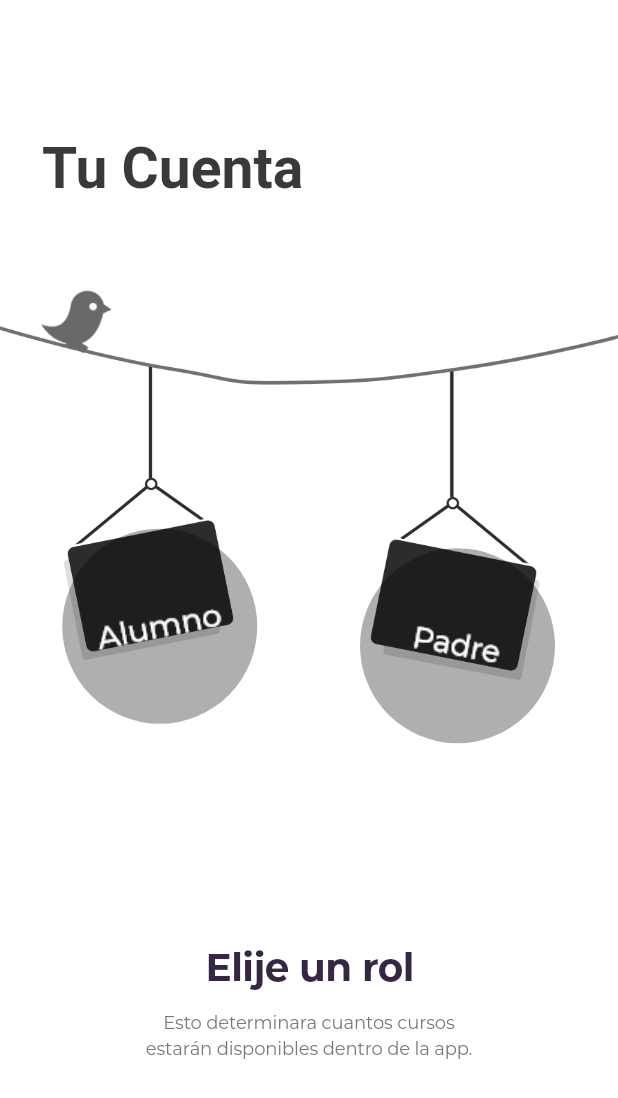
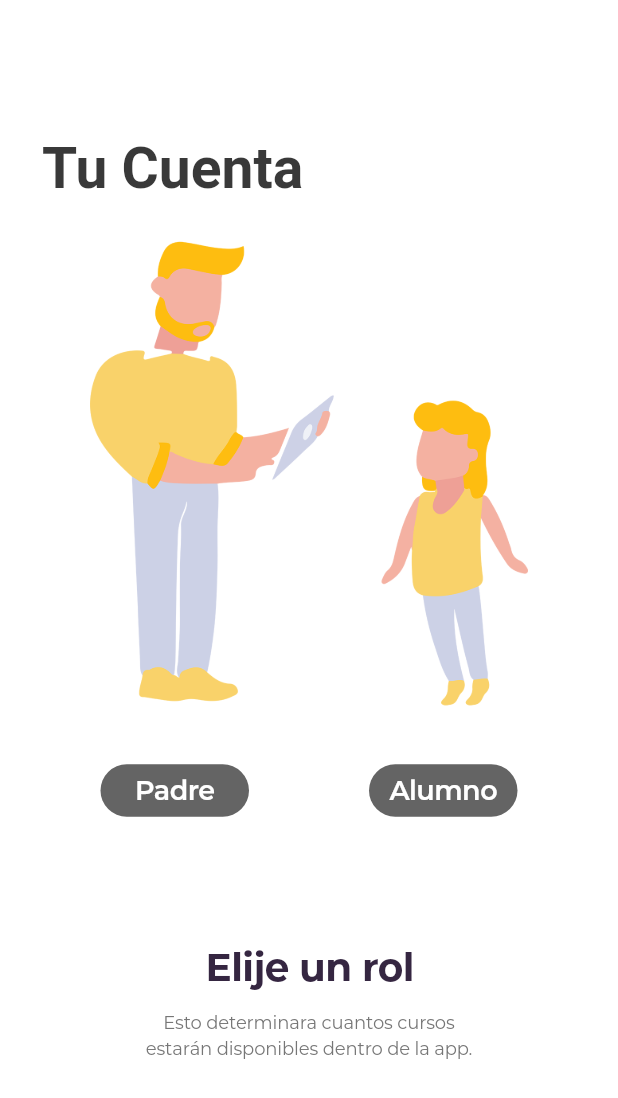
Before and after one commit to bautitravella/main_screens, a Flutter app: the ElijeUnRolWidget screen opened directly, on a phone screen of 412 x 824 dp. Shown: the top 1098 px of the screen. Run offline on Flutter 3.47's test engine with Material 2 defaults, Android fonts, the phone set to English and light mode, and no system bars.

Commit message:
Elije un rol esta terminado

```diff
--- a/lib/elije_un_rol_widget/elije_un_rol_widget.dart
+++ b/lib/elije_un_rol_widget/elije_un_rol_widget.dart
@@ -5,8 +5,9 @@ import 'package:flutterui/values/values.dart';
 class ElijeUnRolWidget extends StatelessWidget {
 
   void onLogoPressed(BuildContext context) {}
-  void onBtnBlueTwoPressed(BuildContext context) {}
-  void onBtnBlueOnePressed(BuildContext context) {}
+  void onButtonPressed(BuildContext context) {}
+  void onRectangle648Pressed(BuildContext context) {}
+  void onRectangle649Pressed(BuildContext context) {}
 
   @override
   Widget build(BuildContext context) {
@@ -37,10 +38,19 @@ class ElijeUnRolWidget extends StatelessWidget {
             Expanded(
               flex: 1,
               child: Container(
-                margin: EdgeInsets.only(top: 39, bottom: 12),
+                margin: EdgeInsets.only(top: 20, bottom: 12),
                 child: Stack(
                   alignment: Alignment.center,
                   children: [
+                    Positioned(
+                      left: 60,
+                      top: 0,
+                      right: 60,
+                      child: Image.asset(
+                        "assets/images/parentandchild.png",
+                        fit: BoxFit.fill,
+                      ),
+                    ),
                     Positioned(
                       left: 92,
                       right: 91,
@@ -57,76 +67,66 @@ class ElijeUnRolWidget extends StatelessWidget {
                         ),
                       ),
                     ),
-                    Positioned(
-                      left: 0,
-                      top: 0,
-                      right: 0,
-                      child: Image.asset(
-                        "assets/images/cartelblank.png",
-                        fit: BoxFit.fill,
-                      ),
-                    ),
                     Container(
-                      width: 130,
-                      height: 130,
+                      width: 99,
+                      height: 35,
                       margin: EdgeInsets.only(
-                          left: 9, right: 208, top: 33, bottom: 33),
+                          left: 1, right: 180, top: 250, bottom: 12),
                       child: Opacity(
                         opacity: 1,
                         child: FlatButton(
-                          onPressed: () => this.onBtnBlueTwoPressed(context),
-                          color: Color.fromARGB(80, 0, 0, 0),
+                          onPressed: () => this.onRectangle648Pressed(context),
+                          color: Color.fromARGB(200, 57, 57, 57),
                           shape: RoundedRectangleBorder(
-                            borderRadius:
-                            BorderRadius.all(Radius.circular(100)),
+                            borderRadius: BorderRadius.all(Radius.circular(17.5)),
                           ),
-                          textColor: Color.fromARGB(0, 0, 0, 0),
-                          padding: EdgeInsets.only(left: 10),
-                          child: Row(
-                            mainAxisAlignment: MainAxisAlignment.center,
-                            children: [
-                              Image.asset(
-                                "assets/images/alumno_normal.png",
-                                fit: BoxFit.none,
-                                alignment: Alignment.center,
-                              ),
-                              SizedBox(
-                                width: 10,
-                              ),
-                            ],
+                          textColor: Color.fromARGB(255, 0, 0, 0),
+                          padding: EdgeInsets.all(0),
+                          child: Text(
+                            "Padre",
+                            textAlign: TextAlign.center,
+                            style: TextStyle(
+                              color: Color.fromARGB(255, 255, 255, 255),
+                              fontFamily: "Montserrat",
+                              fontWeight: FontWeight.w600,
+                              fontSize: 18,
+                              letterSpacing: -0.36,
+                            ),
                           ),
                         ),
                       ),
                     ),
                     Container(
-                      width: 130,
-                      height: 130,
+                      width: 99,
+                      height: 35,
                       margin: EdgeInsets.only(
-                          left: 198, right: 0, top: 36, bottom: 10),
+                          left: 180, right: 1, top: 250, bottom: 12),
                       child: Opacity(
                         opacity: 1,
                         child: FlatButton(
-                          onPressed: () => this.onBtnBlueOnePressed(context),
-                          color: Color.fromARGB(80, 0, 0, 0),
+                          color: Color.fromARGB(200, 57, 57, 57),
                           shape: RoundedRectangleBorder(
-                            borderRadius:
-                            BorderRadius.all(Radius.circular(100)),
+                            borderRadius: BorderRadius.all(Radius.circular(17.5)),
                           ),
-                          textColor: Color.fromARGB(0, 0, 0, 0),
-                          padding: EdgeInsets.only(left: 10),
-                          child: Row(
-                            mainAxisAlignment: MainAxisAlignment.center,
-                            children: [
-                              Image.asset(
-                                "assets/images/padre_normal.png",
-                                fit: BoxFit.none,
-                                alignment: Alignment.center,
-                              ),
-                              SizedBox(
-                                width: 10,
-                              ),
-                            ],
+                          textColor: Color.fromARGB(255, 0, 0, 0),
+                          padding: EdgeInsets.all(0),
+                          child: Text(
+                            "Alumno",
+                            textAlign: TextAlign.center,
+                            style: TextStyle(
+                              color: Color.fromARGB(255, 255, 255, 255),
+                              fontFamily: "Montserrat",
+                              fontWeight: FontWeight.w600,
+                              fontSize: 18,
+                              letterSpacing: -0.36,
+                            ),
                           ),
+                            onPressed: () {
+                              Navigator.push(
+                                context,
+                                MaterialPageRoute(builder: (context) => SubiFotoPerfilWidget()),
+                              );
+                            }
                         ),
                       ),
                     ),
@@ -137,7 +137,7 @@ class ElijeUnRolWidget extends StatelessWidget {
             Container(
               margin: EdgeInsets.only(left: 10, right: 10, bottom: 100),
               child: Text(
-                "Esto determinara cuantos cursos\nestarán disponibles dentro de la app.\n",
+                "Esto determinara cuantos cursos \nestarán disponibles dentro de la app.\n",
                 textAlign: TextAlign.center,
                 style: TextStyle(
                   color: Color.fromARGB(255, 118, 118, 118),
```
Also changed, not shown: assets/images/parentandchild.png (added).
